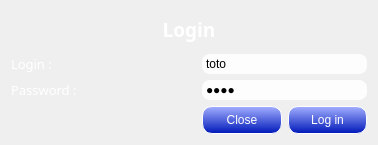
Before: the Qt Designer form Client/ClientV2/NewBabelClient/LoginWindow.ui in AGuismo/V-and-Co-Babel, drawn with Qt 5.
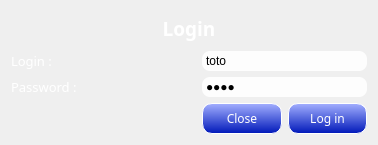
After: the same form once the commit is applied. Icons and pictures are not drawn.

```diff
--- a/Client/ClientV2/NewBabelClient/LoginWindow.ui
+++ b/Client/ClientV2/NewBabelClient/LoginWindow.ui
@@ -75,6 +75,11 @@
    </item>
    <item row="3" column="2">
     <widget class="QPushButton" name="loginPushButton">
+     <property name="font">
+      <font>
+       <family>MS Reference Sans Serif</family>
+      </font>
+     </property>
      <property name="styleSheet">
       <string notr="true">QPushButton#loginPushButton
 {
@@ -175,6 +180,11 @@
    </item>
    <item row="3" column="1">
     <widget class="QPushButton" name="closePushButton">
+     <property name="font">
+      <font>
+       <family>MS Reference Sans Serif</family>
+      </font>
+     </property>
      <property name="styleSheet">
       <string notr="true">QPushButton#closePushButton
 {
```
Left out of the diff: 4 changed lines with no effect on the pictures.
